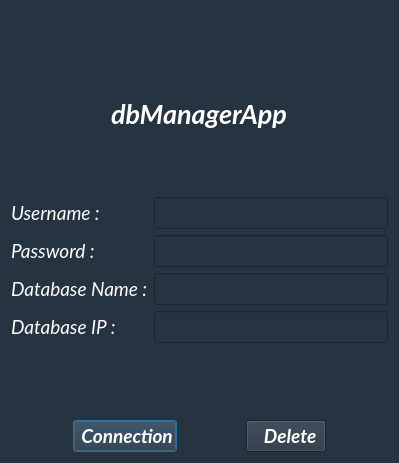
First picture: the form in dialogconnexion.ui, repository LouisVraie/dbManagerApp, before the edit.
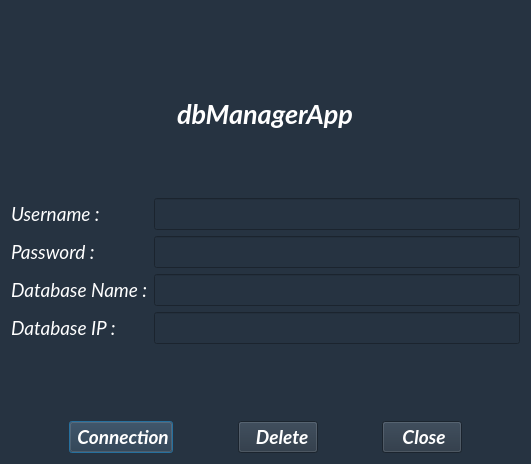
Second picture: the form after the edit. Icons and pictures are not drawn.

Commit message: Bouton + Méthode du bouton Closer DialogConnexion.cpp + dialogconnexion.ui

The edit to the form file:
```diff
--- a/dialogconnexion.ui
+++ b/dialogconnexion.ui
@@ -6,8 +6,8 @@
    <rect>
     <x>0</x>
     <y>0</y>
-    <width>399</width>
-    <height>463</height>
+    <width>531</width>
+    <height>464</height>
    </rect>
   </property>
   <property name="windowTitle">
@@ -378,6 +378,39 @@
            </property>
           </spacer>
          </item>
+         <item>
+          <widget class="QPushButton" name="pushButtonClose">
+           <property name="font">
+            <font>
+             <family>Lato</family>
+             <pointsize>14</pointsize>
+             <weight>75</weight>
+             <italic>true</italic>
+             <bold>true</bold>
+            </font>
+           </property>
+           <property name="text">
+            <string> Close</string>
+           </property>
+           <property name="icon">
+            <iconset resource="images.qrc">
+             <normaloff>:/images/images/logo_close.png</normaloff>:/images/images/logo_close.png</iconset>
+           </property>
+          </widget>
+         </item>
+         <item>
+          <spacer name="horizontalSpacer_8">
+           <property name="orientation">
+            <enum>Qt::Horizontal</enum>
+           </property>
+           <property name="sizeHint" stdset="0">
+            <size>
+             <width>40</width>
+             <height>20</height>
+            </size>
+           </property>
+          </spacer>
+         </item>
         </layout>
        </item>
       </layout>
```
Left out of the diff: 4 changed lines with no effect on the pictures. The commit also changes 4 other files.
